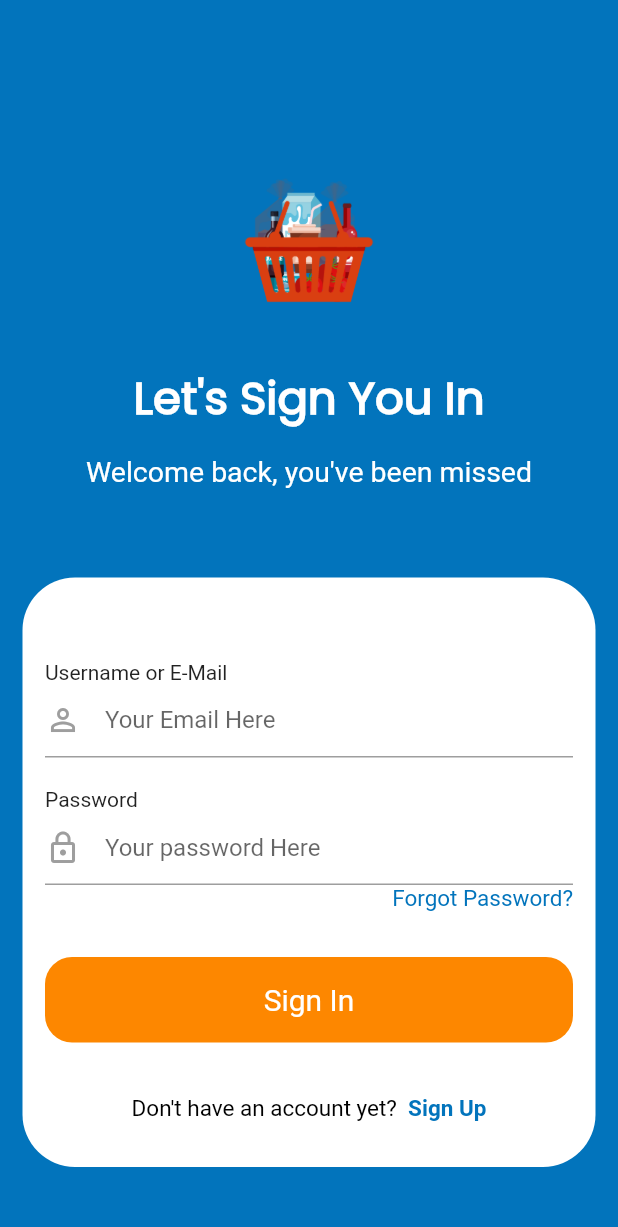
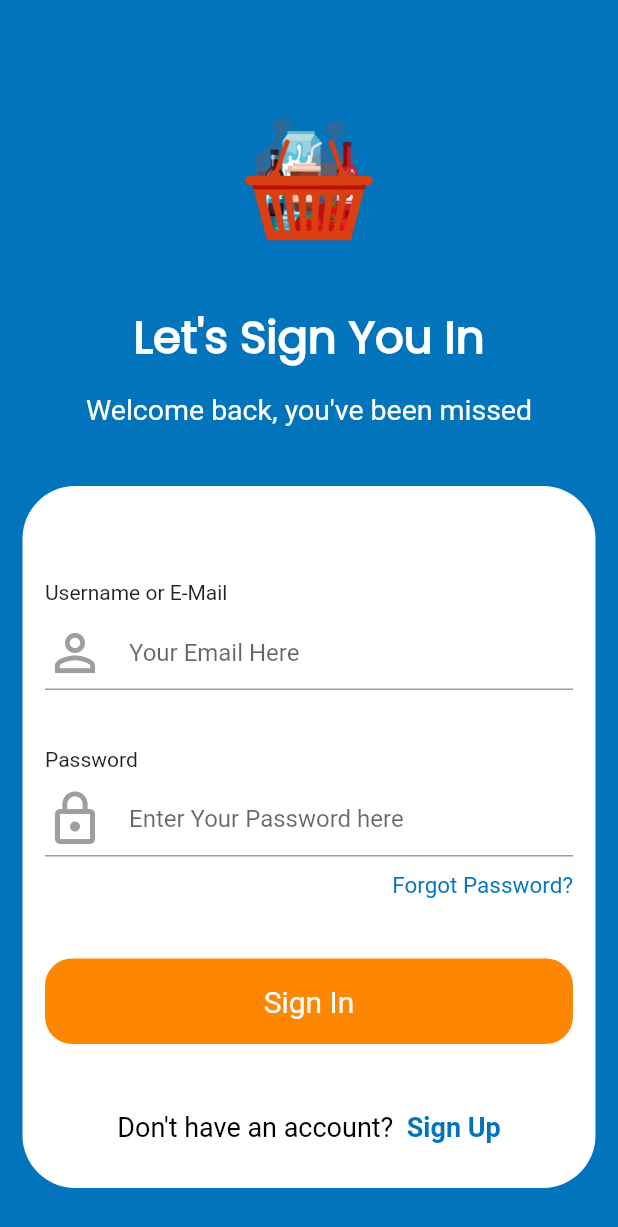
Before and after one commit to valentinesamuel/MarketOnlineApp, a Flutter app: the screen it shows after launch, on a phone screen of 412 x 824 dp. Shown: the top 1227 px of the screen. Run offline on Flutter 3.47's test engine with Material 2 defaults, Android fonts, the phone set to English and light mode, and no system bars.

Commit message:
Ran into issues and solved it
Unfortunately, i tried to run my app and it showed a "Could not read script 'flutter/packages/flutter_tools/gradle/app_plugin_loader.gradle' as it does not exist" message..I tried on stack overflow and was able to switch to master channel from stable channel and the app ran successfully. I also succeeded in building the sign up (register) screen. Lastly i was able to route them using the sign in and sign up text on each page. Oh, and i also refactored the code by butting thmem in each file... I was also able to make only the password field's text obscure so that no on one can see the user's password.

```diff
--- a/lib/main.dart
+++ b/lib/main.dart
@@ -1,5 +1,4 @@
 import 'package:MarketApp/screens/login_screen.dart';
-
 import 'package:flutter/material.dart';
 
 void main() {
--- a/lib/screens/login_screen.dart
+++ b/lib/screens/login_screen.dart
@@ -1,13 +1,12 @@
+import 'package:MarketApp/screens/register_screen.dart';
 import 'package:MarketApp/utilities/constants.dart';
-import 'package:MarketApp/utilities/sign_in_out_field.dart';
+import 'package:MarketApp/utilities/auth_input_field.dart';
 import 'package:flutter/material.dart';
 
 class LoginScreen extends StatefulWidget {
   @override
   _LoginScreenState createState() => _LoginScreenState();
 }
-
-
 
 class _LoginScreenState extends State<LoginScreen> {
   @override
@@ -19,7 +18,7 @@ class _LoginScreenState extends State<LoginScreen> {
           child: Column(
             children: <Widget>[
               Padding(
-                padding: EdgeInsets.fromLTRB(0, 57.0, 0, 20),
+                padding: EdgeInsets.fromLTRB(0, 30.0, 0, 20),
                 child: Image.asset(
                   'assets/images/logo.png',
                   height: 120.0,
@@ -45,26 +44,43 @@ class _LoginScreenState extends State<LoginScreen> {
                 decoration: BoxDecoration(
                     color: Colors.white,
                     borderRadius: BorderRadius.circular(35.0)),
-                margin: EdgeInsets.fromLTRB(15.0, 60.0, 15.0, 0),
+                margin: EdgeInsets.fromLTRB(15.0, 40.0, 15.0, 0),
                 child: Padding(
-                  padding: const EdgeInsets.fromLTRB(15.0, 55.0, 15.0, 30.0),
+                  padding: EdgeInsets.fromLTRB(15.0, 55.0, 15.0, 30.0),
                   child: Column(
                     crossAxisAlignment: CrossAxisAlignment.start,
                     children: <Widget>[
-                      Text('Username or E-Mail'),
+                      Padding(
+                        padding:  EdgeInsets.symmetric(vertical:8.0),
+                        child: Text('Username or E-Mail'),
+                      ),
                       AuthInputField(
                         icon: Icons.person_outline,
                         placeHolder: 'Your Email Here',
                         inputType: TextInputType.emailAddress,
                       ),
-                      SizedBox(height: 20.0),
-                      Text('Password'),
-                      AuthInputField(
-                        icon: Icons.lock_outline,
-                        placeHolder: 'Your password Here',
-
-
+                      SizedBox(height: 30.0),
+                      Padding(
+                        padding:  EdgeInsets.symmetric(vertical:8.0),
+                        child: Text('Password'),
                       ),
+                      TextField(
+                        decoration: InputDecoration(
+                          icon: Icon(
+                            Icons.lock_outline,
+                            size: 40.0,
+                            color: Colors.grey,
+                          ),
+                          hintText: 'Enter Your Password here',
+                          border: InputBorder.none,
+                        ),
+                        obscureText: true,
+                      ),
+                      Container(
+                        color: Colors.black38,
+                        height: 1.0,
+                      ),
+                      SizedBox(height: 10.0),
                       Row(
                         mainAxisAlignment: MainAxisAlignment.end,
                         children: [
@@ -76,17 +92,20 @@ class _LoginScreenState extends State<LoginScreen> {
                             },
                             child: Text(
                               'Forgot Password?',
-                              style:
-                                  TextStyle(color: KBlueColor, fontSize: 15.0),
+                              style: TextStyle(
+                                  color: KBlueColor, fontSize: 15.0),
                             ),
                           ),
                         ],
                       ),
                       Column(
                         children: <Widget>[
-                          GestureDetector(
+                          Padding(
+                            padding: EdgeInsets.symmetric(vertical: 10.0),
+                            child: GestureDetector(
                               onTap: () {
-                              print('This is working');
+                                print(
+                                    'Congratulations,you have successfully signed ins');
                               },
                               child: Container(
                                 margin: EdgeInsets.fromLTRB(0, 30.0, 0, 35.0),
@@ -104,22 +123,29 @@ class _LoginScreenState extends State<LoginScreen> {
                                     borderRadius: BorderRadius.circular(18.0)),
                               ),
                             ),
-                          RichText(
-                            text: TextSpan(
+                          ),
+                          Row(
+                            mainAxisAlignment: MainAxisAlignment.center,
+                            children: <Widget>[
+                              Text('Don\'t have an account?  ',
                                   style: TextStyle(
-                                fontSize: 15.0,
+                                      color: Colors.black, fontSize: 18.0)),
+                              GestureDetector(
+                                onTap: () {
+                                 Navigator.push(
+    context,
+    MaterialPageRoute(builder: (context) => RegisterScreen()),
+  );
+                                },
+                                child: Text(
+                                  'Sign Up',
+                                  style: TextStyle(
+                                      fontWeight: FontWeight.bold,
                                       color: KBlueColor,
+                                      fontSize: 18.0),
                                 ),
-                              children: <TextSpan>[
-                                TextSpan(
-                                    text: 'Don\'t have an account yet?  ',
-                                    style: TextStyle(color: Colors.black)),
-                                TextSpan(
-                                    text: 'Sign Up',
-                                    style:
-                                        TextStyle(fontWeight: FontWeight.bold)),
+                              ),
                             ],
-                            ),
                           ),
                         ],
                       ),
--- a/lib/utilities/sign_in_out_field.dart
+++ b/lib/utilities/auth_input_field.dart
@@ -17,10 +17,10 @@ class AuthInputField extends StatelessWidget {
       children: [
         TextField(
           keyboardType: inputType,
-
           decoration: InputDecoration(
             icon: Icon(
               icon,
+              size: 40.0,
               color: Colors.grey,
             ),
             hintText: placeHolder,
```
Also changed, not shown: lib/screens/register_screen.dart (added, +130 -0 lines), pubspec.lock, 1 other file. Lines whose indentation alone changed are shown as unchanged.
